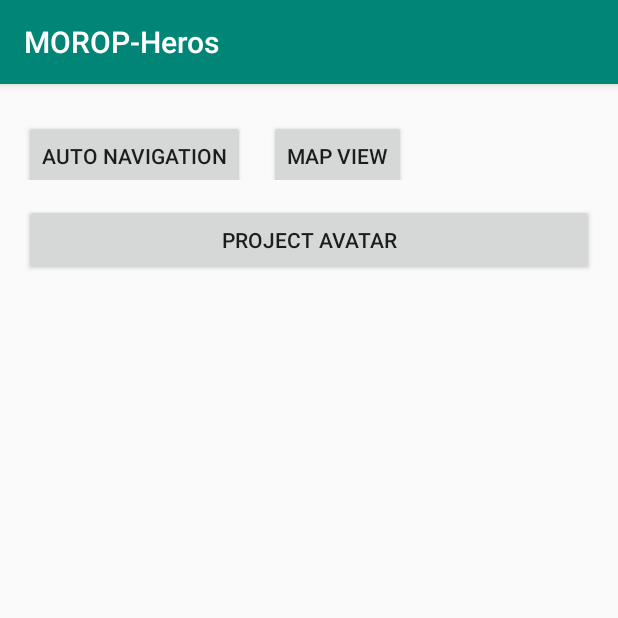
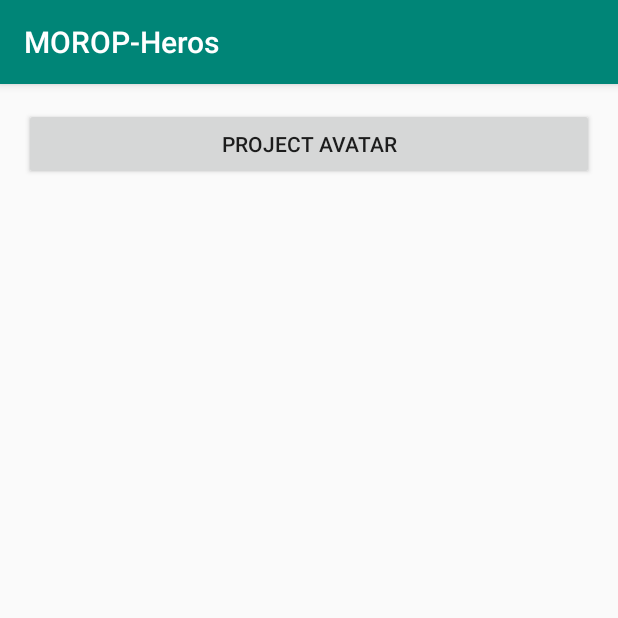
Before and after one commit to ahmadhmirza/Avatar-ROS, an Android app: the screen it shows after launch (MainActivity), on a phone screen of 412 x 824 dp, the top half of it. Run offline under Robolectric (Android 15) with nearby library versions, the light colour scheme and no system bars.

Commit message:
Removed Morop UI elements

```diff
--- a/src/android_foo/android_test/src/main/res/layout/main.xml
+++ b/src/android_foo/android_test/src/main/res/layout/main.xml
@@ -3,34 +3,6 @@
     android:layout_width="fill_parent"
     android:layout_height="fill_parent"
     android:orientation="vertical" >
-    <LinearLayout
-        android:layout_width="wrap_content"
-        android:layout_height="wrap_content"
-        android:orientation="horizontal" >
-        <Button
-            android:id="@+id/startAutoNav"
-            android:layout_width="wrap_content"
-            android:layout_height="wrap_content"
-            android:layout_marginTop="16dp"
-            android:layout_marginLeft="16dp"
-            android:layout_gravity="center_vertical"
-            android:text="Auto Navigation"
-            android:onClick="autoNavStart"
-            android:layout_marginStart="16dp" />
-
-        <Button
-            android:id="@+id/startMapping"
-            android:layout_width="wrap_content"
-            android:layout_height="wrap_content"
-            android:layout_marginTop="16dp"
-            android:layout_marginLeft="16dp"
-            android:layout_gravity="center_vertical"
-            android:text="Map View"
-            android:onClick="mapViewStart"
-            android:layout_marginStart="16dp" />
-
-
-    </LinearLayout>
     <LinearLayout
         android:layout_width="match_parent"
         android:layout_height="wrap_content"
```
